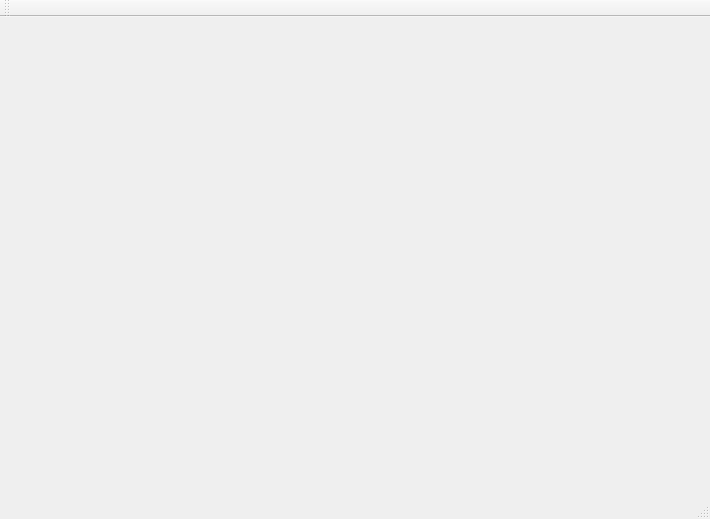
Before: the Qt Designer form mainwindow.ui in DanmerZ/TestWebengineAjax, drawn with Qt 5.
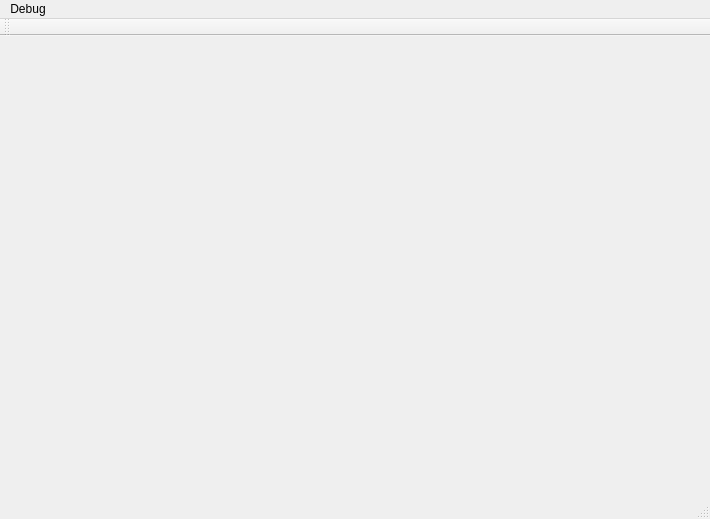
After: the same form once the commit is applied.

The edit to the form file:
```diff
--- a/mainwindow.ui
+++ b/mainwindow.ui
@@ -20,9 +20,16 @@
      <x>0</x>
      <y>0</y>
      <width>710</width>
-     <height>22</height>
+     <height>17</height>
     </rect>
    </property>
+   <widget class="QMenu" name="menuDebug">
+    <property name="title">
+     <string>Debug</string>
+    </property>
+    <addaction name="actionRun_localhost_3000"/>
+   </widget>
+   <addaction name="menuDebug"/>
   </widget>
   <widget class="QToolBar" name="mainToolBar">
    <attribute name="toolBarArea">
```
Left out of the diff: 11 changed lines with no effect on the pictures.
